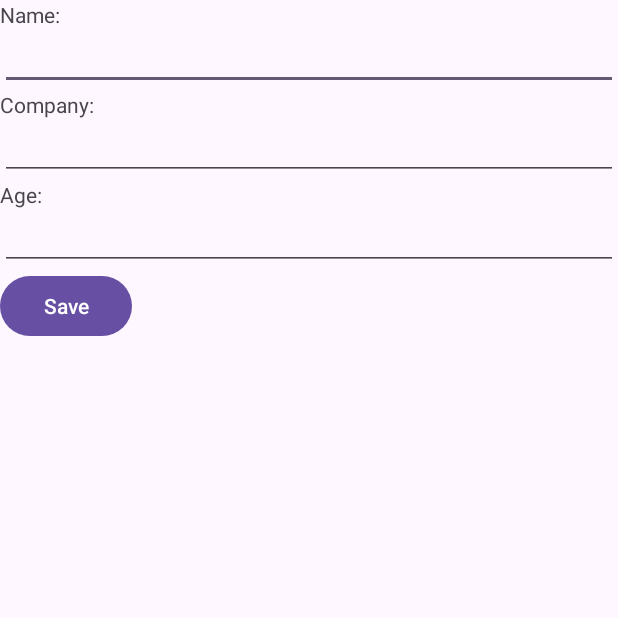
After one commit to Madic228/MyAndroidApp, an Android app: the t4_lab3_MainActivity screen opened directly, with no data from a screen before it, on a phone screen of 412 x 824 dp, the top half of it. The commit adds this screen. Run offline under Robolectric (Android 15) with nearby library versions, the phone set to English and light mode, and no system bars.

Commit message:
t4_lab2 Введение в Intent. Запуск Activity t4_lab3 Передача данных между Activity

```diff
--- /dev/null
+++ b/app/src/main/java/com/example/girich_project/t4_lab3_MainActivity.java
@@ -0,0 +1,30 @@
+package com.example.girich_project;
+
+import android.content.Intent;
+import android.os.Bundle;
+import android.view.View;
+import android.widget.EditText;
+
+import androidx.appcompat.app.AppCompatActivity;
+
+public class t4_lab3_MainActivity extends AppCompatActivity {
+
+    @Override
+    protected void onCreate(Bundle savedInstanceState) {
+        super.onCreate(savedInstanceState);
+        setContentView(R.layout.t4_lab_3_activity_main);
+    }
+    public void onClick(View v) {
+        EditText nameText = findViewById(R.id.name);
+        EditText companyText = findViewById(R.id.company);
+        EditText ageText = findViewById(R.id.age);
+        String name = nameText.getText().toString();
+        String company = companyText.getText().toString();
+        int age = Integer.parseInt(ageText.getText().toString());
+        Intent intent = new Intent(this, t4_lab_3_SecondActivity.class);
+        intent.putExtra("name", name);
+        intent.putExtra("company", company);
+        intent.putExtra("age", age);
+        startActivity(intent);
+    }
+}
--- /dev/null
+++ b/app/src/main/res/layout/t4_lab_3_activity_main.xml
@@ -0,0 +1,60 @@
+<?xml version="1.0" encoding="utf-8"?>
+<androidx.constraintlayout.widget.ConstraintLayout
+    xmlns:android="http://schemas.android.com/apk/res/android"
+    xmlns:app="http://schemas.android.com/apk/res-auto"
+    android:layout_width="match_parent"
+    android:layout_height="match_parent">
+    <TextView
+        android:id="@+id/nameLabel"
+        android:layout_width="0dp"
+        android:layout_height="20dp"
+        android:text="Name:"
+        app:layout_constraintLeft_toLeftOf="parent"
+        app:layout_constraintRight_toRightOf="parent"
+        app:layout_constraintTop_toTopOf="parent"/>
+    <EditText
+        android:id="@+id/name"
+        android:layout_width="0dp"
+        android:layout_height="40dp"
+        app:layout_constraintLeft_toLeftOf="parent"
+        app:layout_constraintRight_toRightOf="parent"
+        app:layout_constraintTop_toBottomOf="@+id/nameLabel"/>
+    <TextView
+        android:id="@+id/companyLabel"
+        android:layout_width="0dp"
+        android:layout_height="20dp"
+        android:text="Company:"
+        app:layout_constraintLeft_toLeftOf="parent"
+        app:layout_constraintRight_toRightOf="parent"
+        app:layout_constraintTop_toBottomOf="@+id/name"/>
+    <EditText
+        android:id="@+id/company"
+        android:layout_width="0dp"
+        android:layout_height="40dp"
+        app:layout_constraintLeft_toLeftOf="parent"
+        app:layout_constraintRight_toRightOf="parent"
+        app:layout_constraintTop_toBottomOf="@+id/companyLabel" />
+    <TextView
+        android:id="@+id/ageLabel"
+        android:layout_width="0dp"
+        android:layout_height="20dp"
+        android:text="Age:"
+        app:layout_constraintLeft_toLeftOf="parent"
+        app:layout_constraintRight_toRightOf="parent"
+        app:layout_constraintTop_toBottomOf="@+id/company"/>
+    <EditText
+        android:id="@+id/age"
+        android:layout_width="0dp"
+        android:layout_height="40dp"
+        app:layout_constraintLeft_toLeftOf="parent"
+        app:layout_constraintRight_toRightOf="parent"
+        app:layout_constraintTop_toBottomOf="@+id/ageLabel"/>
+    <Button
+        android:id="@+id/btn"
+        android:layout_width="wrap_content"
+        android:layout_height="wrap_content"
+        android:onClick="onClick"
+        android:text="Save"
+        app:layout_constraintLeft_toLeftOf="parent"
+        app:layout_constraintTop_toBottomOf="@+id/age"/>
+</androidx.constraintlayout.widget.ConstraintLayout>
```
Also changed, not shown: app/src/main/AndroidManifest.xml (+42 -0 lines), app/src/main/java/com/example/girich_project/t4_lab2_MainActivity.java (added, +20 -0 lines), app/src/main/java/com/example/girich_project/t4_lab3_MainActivity2.java (added, +30 -0 lines), app/src/main/java/com/example/girich_project/t4_lab3_User.java (added, +39 -0 lines), app/src/main/java/com/example/girich_project/t4_lab_2_SecondActivity.java (added, +20 -0 lines), app/src/main/java/com/example/girich_project/t4_lab_3_SecondActivity.java (added, +28 -0 lines), app/src/main/java/com/example/girich_project/t4_lab_3_SecondActivity2.java (added, +28 -0 lines), app/src/main/res/layout/t4_lab_2_activity_main.xml (added, +17 -0 lines), app/src/main/res/layout/t4_lab_2_activity_second.xml (added, +9 -0 lines), app/src/main/res/layout/t4_lab_3_activity_main2.xml (added, +60 -0 lines), app/src/main/res/layout/t4_lab_3_activity_second.xml (added, +9 -0 lines), app/src/main/res/layout/t4_lab_3_activity_second2.xml (added, +9 -0 lines), app/src/main/java/com/example/girich_project/t3_lab2_MainActivity.java (line endings or trailing spaces).
